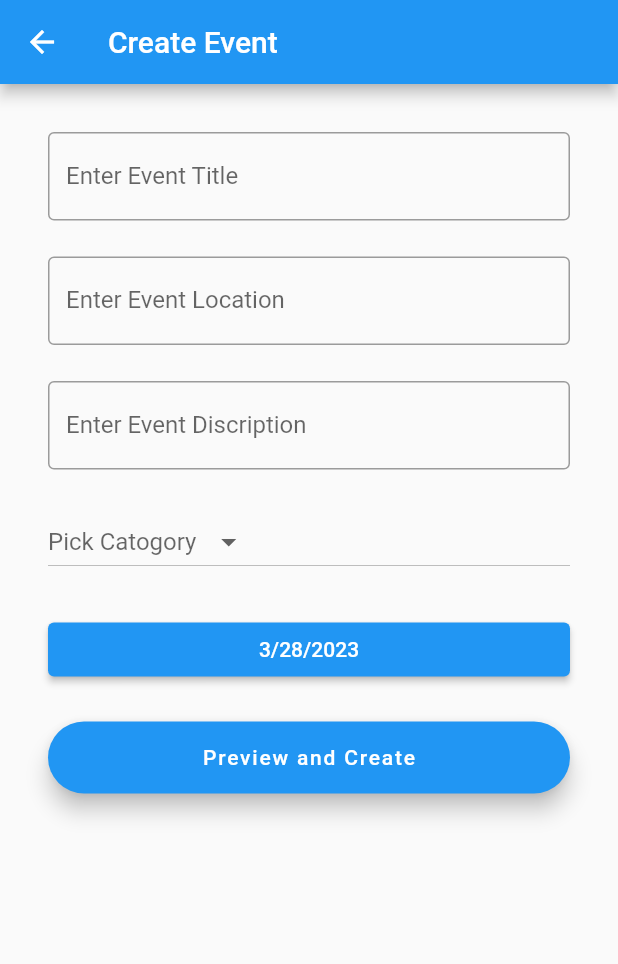
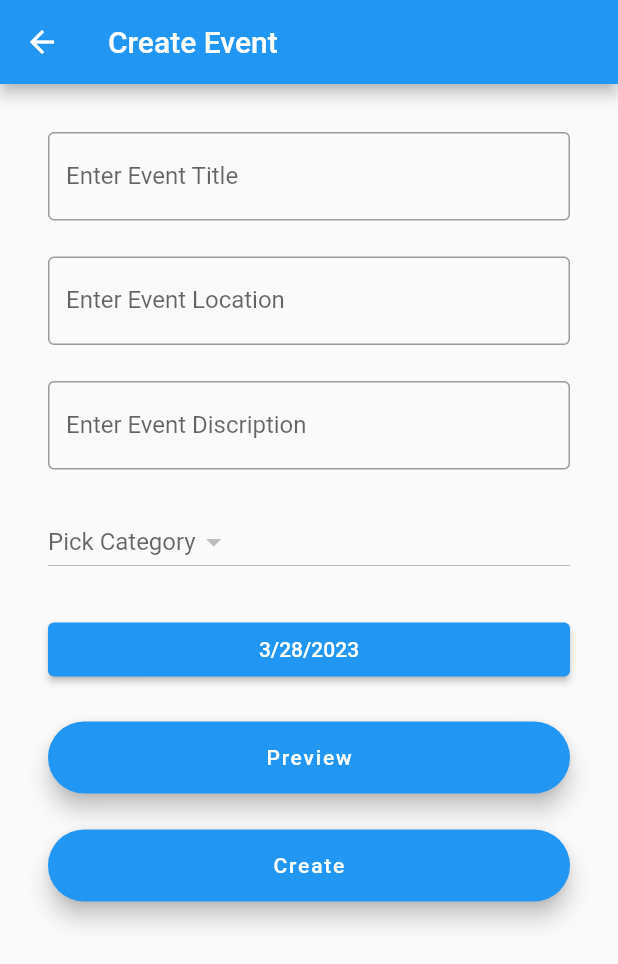
Before and after one commit to YukiHinana/GTEvents, a Flutter app: the CreateEvent screen opened directly, on a phone screen of 412 x 824 dp. Shown: the top 964 px of the screen. Run offline on Flutter 3.47's test engine with Material 2 defaults, Android fonts, the phone set to English and light mode, and no system bars; our stand-ins replace flutter_redux, go_router, redux, shared_preferences; accounts and stored records are empty; network calls fail.

Commit message:
create event function, delete saved token when switch to a different test machine address

```diff
--- a/frontend/lib/component/sidebar.dart
+++ b/frontend/lib/component/sidebar.dart
@@ -47,7 +47,7 @@ class _UserSideBar extends State<UserSideBar> {
                   decoration: const BoxDecoration(
                     color: Colors.blueAccent,
                   ),
-                  child: Text(appState.userInfo?.username??"unknown"),
+                  child: Text(appState.userInfo?.username??""),
                 ),
                 ListTile(
                   title: appState.token == null ? const Text('Login') : const Text('View Profile'),
@@ -79,7 +79,7 @@ class _UserSideBar extends State<UserSideBar> {
                       re.then((value) async {
                         if (value.statusCode == 200) {
                           StoreProvider.of<AppState>(context).dispatch(SetTokenAction(null));
-                          StoreProvider.of<AppState>(context).dispatch(SetUsernameAction("unknown"));
+                          StoreProvider.of<AppState>(context).dispatch(SetUsernameAction(null));
                           final Future<SharedPreferences> prefs = SharedPreferences.getInstance();
                           (await prefs).setString("token", "");
                         }
--- a/frontend/lib/config.dart
+++ b/frontend/lib/config.dart
@@ -3,8 +3,8 @@ import 'package:redux/redux.dart';
 
 //change URL to your local ip to run
 class Config {
-  static const baseURL = "http://3.145.83.83:8080";
-  // static const baseURL = "http://localhost:8080";
+  // static const baseURL = "http://3.145.83.83:8080";
+  static const baseURL = "http://localhost:8080";
 }
 //User infor entity
 class UserInfo {
--- a/frontend/lib/createEvent.dart
+++ b/frontend/lib/createEvent.dart
@@ -1,17 +1,53 @@
+
+import 'dart:convert';
+
 import 'package:flutter/material.dart';
+import 'package:flutter_redux/flutter_redux.dart';
+import 'package:http/http.dart' as http;
+
+import 'config.dart';
+import 'event.dart';
 
 class CreateEvent extends StatefulWidget{
-  CreateEvent({ Key? key }) : super(key: key);
+  const CreateEvent({ Key? key }) : super(key: key);
 
   @override
-  _CreateEventState createState() => _CreateEventState();
+  State<CreateEvent> createState() => _CreateEventState();
 }
+
 class _CreateEventState extends State<CreateEvent>{
-  //Variables
-  final catagoryItems = ['Outdoor Sports', 'Indoor Sports', 'Social', 'Food', 'Club'];
-  String? value;
+  // tag value
+  int? value;
   //DateTime currentDate = DateTime.now();
   DateTime dateTime = DateTime(2023, 03, 28);
+  late TextEditingController _eventTitleController;
+  late TextEditingController _eventLocationController;
+  late TextEditingController _eventDescriptionController;
+
+  @override
+  void initState() {
+    super.initState();
+    _eventTitleController = TextEditingController();
+    _eventLocationController = TextEditingController();
+    _eventDescriptionController = TextEditingController();
+  }
+
+  Future<http.Response> submitCreateEventRequest(String? token) async {
+    var createEventRequest = json.encode(
+        {
+          'title': _eventTitleController.text,
+          'location': _eventLocationController.text,
+          'description': _eventDescriptionController.text,
+          'tagIds': value == null ? [] : [value]
+        }
+    );
+    var response = await http.post(
+        Uri.parse('${Config.baseURL}/events/events'),
+        headers: {"Content-Type": "application/json", "Authorization": token??""},
+        body: createEventRequest
+    );
+    return response;
+  }
 
   @override
   Widget build(BuildContext context) {
@@ -26,9 +62,11 @@ class _CreateEventState extends State<CreateEvent>{
           const SizedBox(height: 24),
           buildEventDiscriptionField(),
           const SizedBox(height: 24),
-          buildCatagoryPicker(),
+          buildCategoryPicker(),
           const SizedBox(height: 24),
           buildDatePicker(),
+          const SizedBox(height: 24),
+          previewCreateEvent(),
           const SizedBox(height: 24),
           buildCreateEvent(),
 
@@ -42,6 +80,7 @@ class _CreateEventState extends State<CreateEvent>{
       labelText: 'Enter Event Title',
       border: OutlineInputBorder(),
     ),
+    controller: _eventTitleController,
   );
 
 
@@ -50,26 +89,48 @@ class _CreateEventState extends State<CreateEvent>{
       labelText: 'Enter Event Location',
       border: OutlineInputBorder(),
     ),
+    controller: _eventLocationController,
   );
 
-  Widget buildCatagoryPicker() => DropdownButton<String>(
-    hint: Text('Pick Catogory'),
-    value: value,
-    items: catagoryItems.map((buildCatagoryItem)).toList(),
-    onChanged: (value) => setState(() => this.value = value),
-  );
-  DropdownMenuItem<String> buildCatagoryItem(String item) => DropdownMenuItem(
-    value: item,
-    child: Text(
-      item,
-    )
-  );
+  Future<List<Tag>> _getEventTags() async {
+    var response = await http.get(
+      Uri.parse('${Config.baseURL}/tags/'),
+      headers: {"Content-Type": "application/json"},
+    );
+    List<Tag> eventTagList = [];
+    if (response.statusCode == 200) {
+      for (var i in jsonDecode(response.body)['data']) {
+        Map<String, dynamic> map = Map<String, dynamic>.from(i);
+        eventTagList.add(Tag(map['id'], map['name']));
+      }
+    }
+    return eventTagList;
+  }
+
+  Widget buildCategoryPicker() =>
+      FutureBuilder<List<Tag>>(
+        future: _getEventTags(),
+        builder: (context, snapshot) {
+          return DropdownButton<int>(
+            hint: const Text('Pick Category'),
+            value: value,
+            items: snapshot.data?.map((e) => DropdownMenuItem<int>(
+              value: e.tagId,
+              child: Text(e.name),
+            )).toList(),
+            onChanged: (selectedValue) {
+              setState(() => value = selectedValue);
+            }
+          );
+        }
+      );
 
   Widget buildEventDiscriptionField() => TextField(
     decoration: InputDecoration(
       labelText: 'Enter Event Discription',
       border: OutlineInputBorder(),
     ),
+     controller: _eventDescriptionController,
      keyboardType: TextInputType.multiline,
      maxLines: null,
   );
@@ -91,11 +152,20 @@ class _CreateEventState extends State<CreateEvent>{
     lastDate: DateTime(2100),
   );
 
-  Widget buildCreateEvent() => FloatingActionButton.extended(
+  Widget previewCreateEvent() => FloatingActionButton.extended(
+    heroTag: "preview",
     onPressed: () {
 
     },
-    label: const Text("Preview and Create")
+    label: const Text("Preview")
   );
 
+  Widget buildCreateEvent() => FloatingActionButton.extended(
+    heroTag: "create",
+      onPressed: () {
+        var token = StoreProvider.of<AppState>(context).state.token;
+        submitCreateEventRequest(token);
+      },
+      label: const Text("Create")
+  );
 }
--- a/frontend/lib/event.dart
+++ b/frontend/lib/event.dart
@@ -25,3 +25,17 @@ class Event {
     // return '{ $eventId, $title, $author, $body }';
   }
 }
+
+class Tag {
+  int tagId;
+  String name;
+  Tag(this.tagId, this.name);
+  factory Tag.fromJson(dynamic json) {
+    return Tag(json['id'] as int, json['name'] as String);
+  }
+//change the variables to string
+  @override
+  String toString() {
+    return'{$tagId, $name}';
+  }
+}
--- a/frontend/lib/login.dart
+++ b/frontend/lib/login.dart
@@ -8,7 +8,7 @@ import 'package:http/http.dart' as http;
 import 'config.dart';
 
 //Login Page get request and checking token and usernames
-Future<String> handleFindUsernameByTokenRequest(String token) async {
+Future<String?> handleFindUsernameByTokenRequest(String token) async {
   var response = await http.get(
     Uri.parse('${Config.baseURL}/account/find'),
     headers: {"Content-Type": "application/json", "Authorization": token},
@@ -16,7 +16,7 @@ Future<String> handleFindUsernameByTokenRequest(String token) async {
   if (response.statusCode == 200) {
     return jsonDecode(response.body)['data']['username'];
   }
-  return "unknown";
+  return null;
 }
 
 class MyLoginPage extends StatefulWidget {
--- a/frontend/pubspec.yaml
+++ b/frontend/pubspec.yaml
@@ -47,7 +47,6 @@ dependencies:
   image_picker: ^0.8.6+1
   localstorage: ^4.0.1+2
   flutter_redux: ^0.10.0
-  dart_style: ^2.3.0
 
 dev_dependencies:
   flutter_test:
```
Also changed, not shown: frontend/lib/homeScreen.dart (+12 -4 lines), frontend/pubspec.lock, 2 other files.
